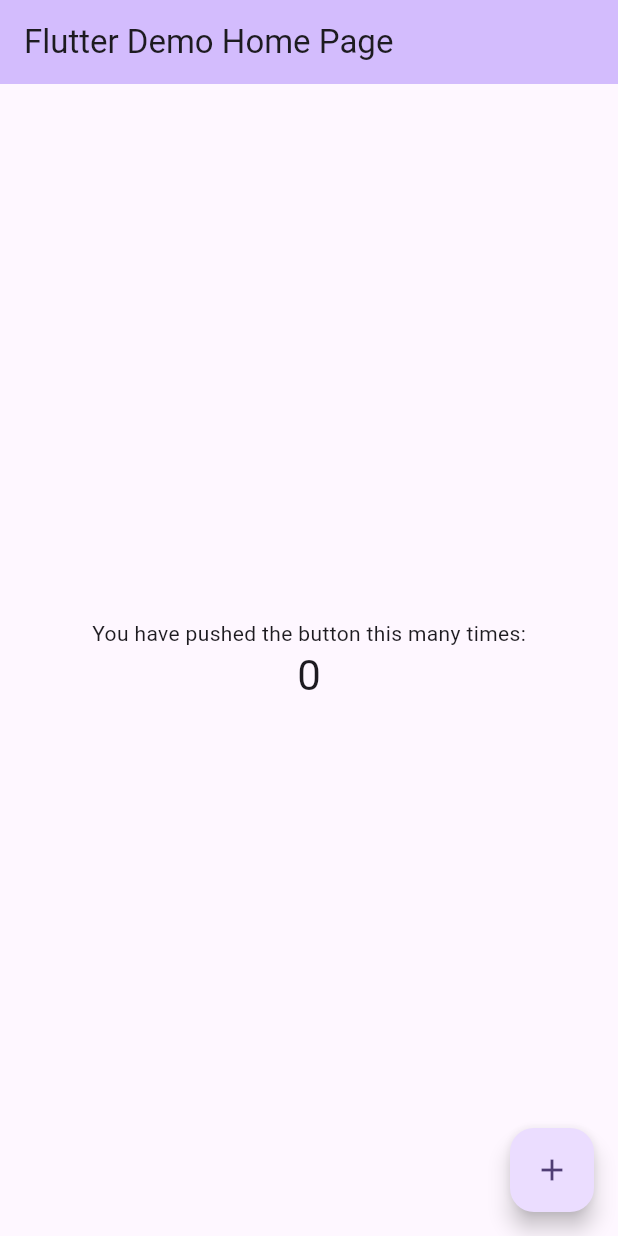
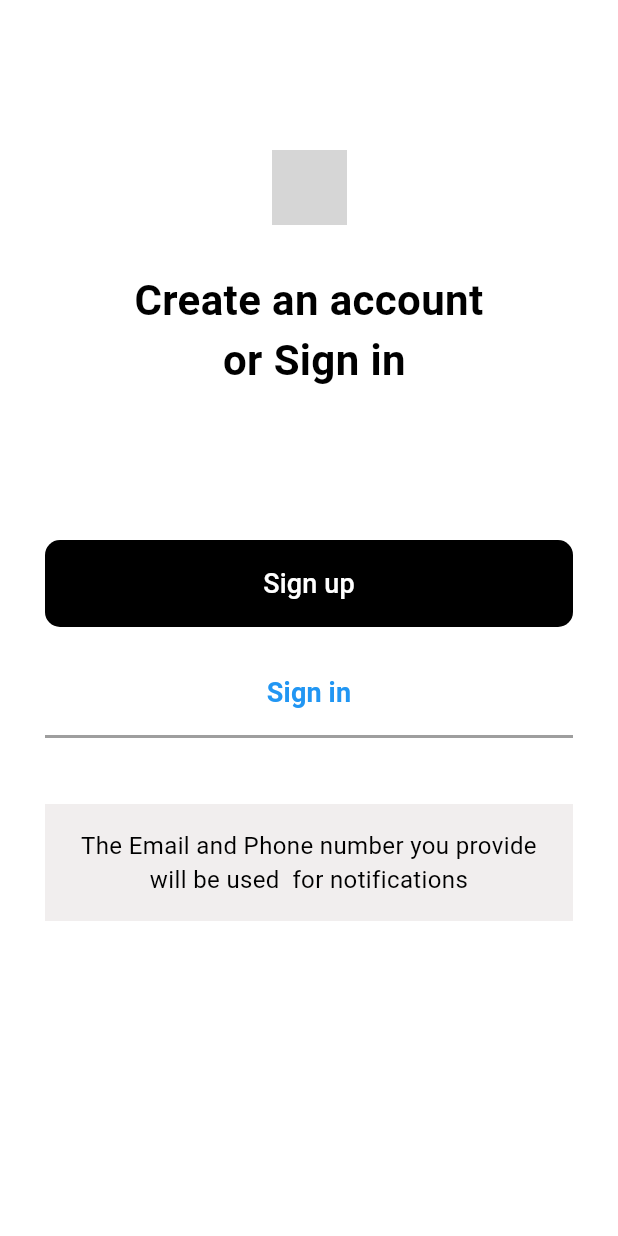
Before and after one commit to velocityops-net/handyman, a Flutter app: the screen it shows after launch, on a phone screen of 412 x 824 dp. Run offline on Flutter 3.47's test engine with Material 2 defaults, Android fonts, the light colour scheme and no system bars; network calls fail; grey boxes are pictures that could not be loaded.

Commit message:
welcome and sigup page UI

```diff
--- /dev/null
+++ b/lib/assets/strings.dart
@@ -0,0 +1,18 @@
+class Strings {
+  Strings._();
+  static const String welcomText = 'Create an account \n or Sign in';
+  static const String signupText = 'Sign up';
+  static const String signinText = 'Sign in';
+  static const String welcomeInfoText =
+      'The Email and Phone number you provide will be used  for notifications';
+  static const String createAccountText = 'Create An Account';
+  static const String emailText = 'Email';
+  static const String passwordText = 'Password';
+  static const String enterEmailText = 'Enter your Email';
+  static const String enterPasswordText = 'Enter Password';
+  static const String paswordConstraintTextOne = 'Atleast 8 Character long';
+  static const String paswordConstraintTextTwo = 'Must contain a letter';
+  static const String paswordConstraintTextThree =
+      'One number or special character';
+  static const String continueText = 'Continue';
+}
--- /dev/null
+++ b/lib/component/custom_button.dart
@@ -0,0 +1,29 @@
+import 'dart:developer';
+
+import 'package:flutter/material.dart';
+
+class CustomButton extends StatelessWidget {
+  final String buttonText;
+  final VoidCallback onPressed;
+  const CustomButton(
+      {super.key, required this.buttonText, required this.onPressed});
+  @override
+  Widget build(BuildContext context) {
+    return TextButton(
+      style: TextButton.styleFrom(
+        backgroundColor: Colors.black,
+        minimumSize: const Size(double.infinity, 50),
+        padding: const EdgeInsets.symmetric(vertical: 16),
+        shape: RoundedRectangleBorder(borderRadius: BorderRadius.circular(10)),
+      ),
+      onPressed: () {
+        log("message");
+        onPressed();
+      },
+      child: Text(
+        buttonText,
+        style: const TextStyle(color: Colors.white, fontSize: 18),
+      ),
+    );
+  }
+}
--- a/lib/main.dart
+++ b/lib/main.dart
@@ -1,4 +1,5 @@
 import 'package:flutter/material.dart';
+import 'router/router_generator.dart';
 
 void main() {
   runApp(const MyApp());
@@ -11,115 +12,24 @@ class MyApp extends StatelessWidget {
   @override
   Widget build(BuildContext context) {
     return MaterialApp(
-      title: 'Flutter Demo',
       theme: ThemeData(
-        // This is the theme of your application.
-        //
-        // TRY THIS: Try running your application with "flutter run". You'll see
-        // the application has a blue toolbar. Then, without quitting the app,
-        // try changing the seedColor in the colorScheme below to Colors.green
-        // and then invoke "hot reload" (save your changes or press the "hot
-        // reload" button in a Flutter-supported IDE, or press "r" if you used
-        // the command line to start the app).
-        //
-        // Notice that the counter didn't reset back to zero; the application
-        // state is not lost during the reload. To reset the state, use hot
-        // restart instead.
-        //
-        // This works for code too, not just values: Most code changes can be
-        // tested with just a hot reload.
         colorScheme: ColorScheme.fromSeed(seedColor: Colors.deepPurple),
         useMaterial3: true,
       ),
-      home: const MyHomePage(title: 'Flutter Demo Home Page'),
+      onGenerateRoute: RouteGenerator.generateRoute,
+      initialRoute: '/page1',
+      // title: 'Flutter Demo',
+      // theme: ThemeData(
+      //   colorScheme: ColorScheme.fromSeed(seedColor: Colors.deepPurple),
+      //   useMaterial3: true,
+      // ),
+      // initialRoute: '/',
+      // routes: {
+      //   // When navigating to the "/" route, build the HomeScreen widget.
+      //   '/': (context) => const WelcomePage(),
+      //   // When navigating to the "/second" route, build the SecondScreen widget.
+      //   '/second': (context) => const CreateAccountPage(),
+      // },
     );
   }
 }
-
-class MyHomePage extends StatefulWidget {
-  const MyHomePage({super.key, required this.title});
-
-  // This widget is the home page of your application. It is stateful, meaning
-  // that it has a State object (defined below) that contains fields that affect
-  // how it looks.
-
-  // This class is the configuration for the state. It holds the values (in this
-  // case the title) provided by the parent (in this case the App widget) and
-  // used by the build method of the State. Fields in a Widget subclass are
-  // always marked "final".
-
-  final String title;
-
-  @override
-  State<MyHomePage> createState() => _MyHomePageState();
-}
-
-class _MyHomePageState extends State<MyHomePage> {
-  int _counter = 0;
-
-  void _incrementCounter() {
-    setState(() {
-      // This call to setState tells the Flutter framework that something has
-      // changed in this State, which causes it to rerun the build method below
-      // so that the display can reflect the updated values. If we changed
-      // _counter without calling setState(), then the build method would not be
-      // called again, and so nothing would appear to happen.
-      _counter++;
-    });
-  }
-
-  @override
-  Widget build(BuildContext context) {
-    // This method is rerun every time setState is called, for instance as done
-    // by the _incrementCounter method above.
-    //
-    // The Flutter framework has been optimized to make rerunning build methods
-    // fast, so that you can just rebuild anything that needs updating rather
-    // than having to individually change instances of widgets.
-    return Scaffold(
-      appBar: AppBar(
-        // TRY THIS: Try changing the color here to a specific color (to
-        // Colors.amber, perhaps?) and trigger a hot reload to see the AppBar
-        // change color while the other colors stay the same.
-        backgroundColor: Theme.of(context).colorScheme.inversePrimary,
-        // Here we take the value from the MyHomePage object that was created by
-        // the App.build method, and use it to set our appbar title.
-        title: Text(widget.title),
-      ),
-      body: Center(
-        // Center is a layout widget. It takes a single child and positions it
-        // in the middle of the parent.
-        child: Column(
-          // Column is also a layout widget. It takes a list of children and
-          // arranges them vertically. By default, it sizes itself to fit its
-          // children horizontally, and tries to be as tall as its parent.
-          //
-          // Column has various properties to control how it sizes itself and
-          // how it positions its children. Here we use mainAxisAlignment to
-          // center the children vertically; the main axis here is the vertical
-          // axis because Columns are vertical (the cross axis would be
-          // horizontal).
-          //
-          // TRY THIS: Invoke "debug painting" (choose the "Toggle Debug Paint"
-          // action in the IDE, or press "p" in the console), to see the
-          // wireframe for each widget.
-          mainAxisAlignment: MainAxisAlignment.center,
-          children: <Widget>[
-            const Text(
-              'You have pushed the button this many times:',
-            ),
-            Text(
-              '$_counter',
-              style: Theme.of(context).textTheme.headlineMedium,
-            ),
-          ],
-        ),
-      ),
-      floatingActionButton: FloatingActionButton(
-        onPressed: _incrementCounter,
-        tooltip: 'Increment',
-        child: const Icon(Icons.add),
-      ), // This trailing comma makes auto-formatting nicer for build methods.
-    );
-  }
-}
--- /dev/null
+++ b/lib/pages/welcome.dart
@@ -0,0 +1,77 @@
+import 'package:flutter/material.dart';
+import 'package:handyman_app/assets/strings.dart';
+import '/component/custom_button.dart';
+
+class WelcomePage extends StatelessWidget {
+  const WelcomePage({super.key});
+
+  @override
+  Widget build(BuildContext context) {
+    return Scaffold(
+        body: Container(
+            color: Colors.white,
+            padding: const EdgeInsets.only(left: 30, right: 30, top: 100),
+            child: Column(mainAxisSize: MainAxisSize.max, children: [
+              Image.network(
+                'https://flutter.github.io/assets-for-api-docs/assets/widgets/owl-2.jpg',
+                width: 50,
+                height: 50,
+              ),
+              Container(
+                margin: const EdgeInsets.only(top: 30),
+                child: const Text(
+                  Strings.welcomText,
+                  textAlign: TextAlign.center,
+                  style: TextStyle(
+                      color: Colors.black,
+                      fontSize: 28,
+                      fontWeight: FontWeight.bold),
+                ),
+              ),
+              Container(
+                  margin: const EdgeInsets.only(top: 100),
+                  child: CustomButton(
+                    buttonText: Strings.signupText,
+                    onPressed: () {
+                      Navigator.pushNamed(context, '/page2');
+                    },
+                  )),
+              Container(
+                margin: const EdgeInsets.only(top: 20),
+                child: TextButton(
+                  onPressed: () {
+                    //action
+                  },
+                  child: const Text(
+                    Strings.signinText, //title
+                    textAlign: TextAlign.center,
+                    style: TextStyle(
+                      color: Colors.blue,
+                      fontSize: 18,
+                      fontWeight: FontWeight.w600,
+                    ), //aligment
+                  ),
+                ),
+              ),
+              const Divider(
+                height: 10,
+                color: Colors.grey,
+                thickness: 2,
+              ),
+              Container(
+                margin: const EdgeInsets.only(top: 40),
+                padding:
+                    const EdgeInsets.symmetric(vertical: 16, horizontal: 16),
+                color: const Color.fromARGB(255, 241, 238, 238),
+                child: const Text(
+                  Strings.welcomeInfoText,
+                  textAlign: TextAlign.center,
+                  style: TextStyle(
+                    color: Colors.black,
+                    fontSize: 16,
+                  ),
+                ),
+              ),
+            ])));
+  }
+}
--- /dev/null
+++ b/lib/router/router_generator.dart
@@ -0,0 +1,27 @@
+import 'package:flutter/material.dart';
+import 'package:handyman_app/pages/createAccount/create_account.dart';
+import 'package:handyman_app/pages/welcome.dart';
+
+class RouteGenerator {
+  static Route<dynamic> generateRoute(RouteSettings settings) {
+    switch (settings.name) {
+      case '/page1':
+        return MaterialPageRoute(builder: (_) => const WelcomePage());
+      case '/page2':
+        return MaterialPageRoute(builder: (_) => const CreateAccountPage());
+      default:
+        return _errorRoute();
+    }
+  }
+
+  static Route<dynamic> _errorRoute() {
+    return MaterialPageRoute(builder: (context) {
+      return Scaffold(
+        appBar: AppBar(title: const Text('True')),
+        body: const Center(
+          child: Text('page not found'),
+        ),
+      );
+    });
+  }
+}
```
Also changed, not shown: lib/component/instruction_text.dart (added, +29 -0 lines), lib/component/text_input.dart (added, +43 -0 lines), lib/pages/createAccount/create_account.dart (added, +62 -0 lines).
